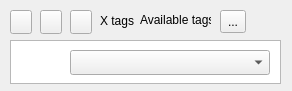
Qt form ui/editortagmanager.ui (pwizard2/robojournal) before a commit.
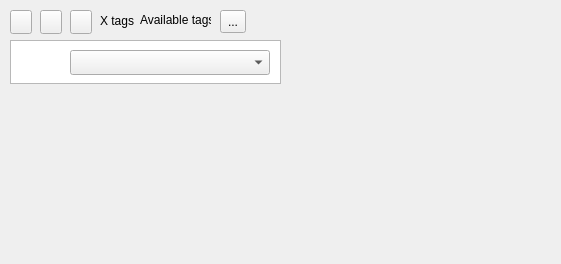
The same form after that commit. Icons and pictures are not drawn.

```diff
--- a/ui/editortagmanager.ui
+++ b/ui/editortagmanager.ui
@@ -6,14 +6,14 @@
    <rect>
     <x>0</x>
     <y>0</y>
-    <width>292</width>
-    <height>91</height>
+    <width>561</width>
+    <height>264</height>
    </rect>
   </property>
   <property name="maximumSize">
    <size>
     <width>16777215</width>
-    <height>125</height>
+    <height>125000</height>
    </size>
   </property>
   <property name="windowTitle">
```
Left out of the diff: 2 changed lines with no effect on the pictures.
